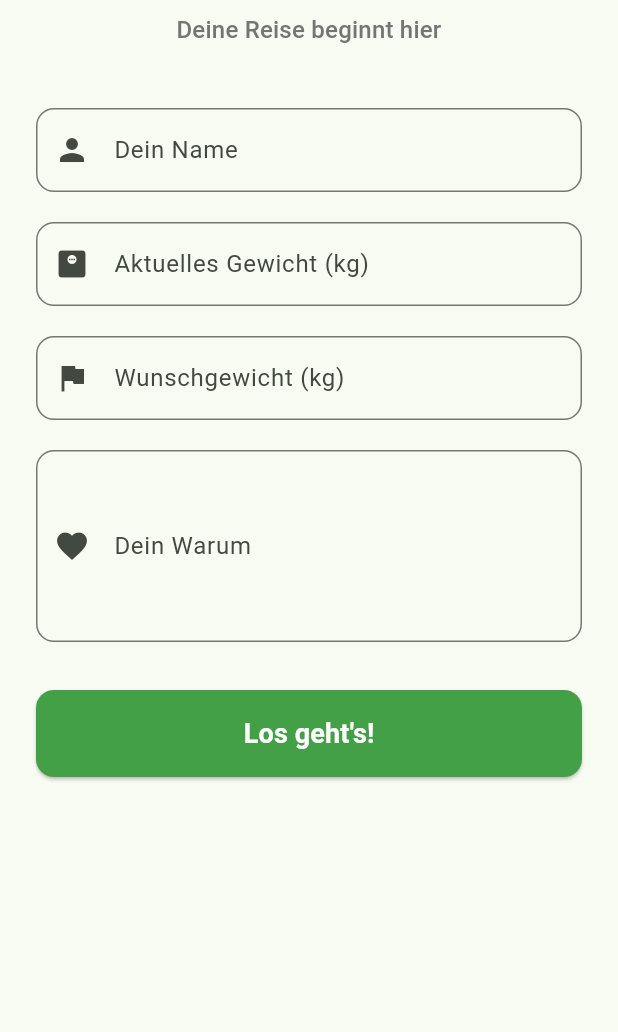
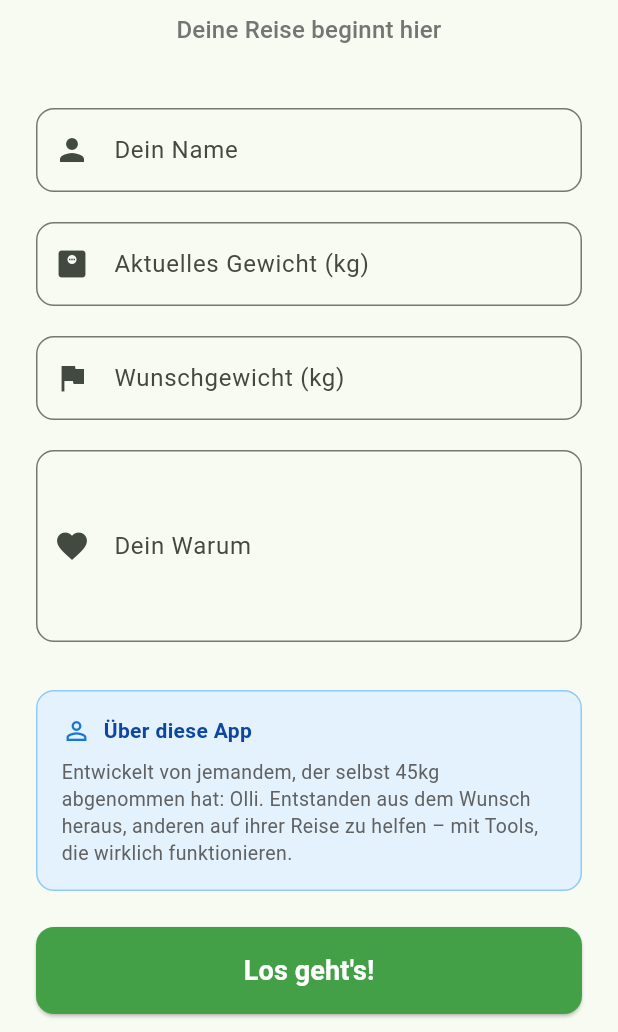
Before and after one commit to oliverbyte/appnehmen, a Flutter app: the screen it shows after launch, on a phone screen of 412 x 824 dp, the part 204-1236 px from its top. Run offline on Flutter 3.47's test engine with Material 3 defaults, Android fonts, the phone set to English and light mode, and no system bars; our stand-ins replace fl_chart, shared_preferences; missing offline and left inert: dart:js; accounts and stored records are empty; statements that could not run were skipped.

Commit message:
Style 'Made in Germany' to match other trust items

```diff
--- a/lib/screens/onboarding_screen.dart
+++ b/lib/screens/onboarding_screen.dart
@@ -167,6 +167,47 @@ class _OnboardingScreenState extends State<OnboardingScreen> {
                   },
                 ),
                 const SizedBox(height: 32),
+
+                // Autor & Motivation
+                Container(
+                  padding: const EdgeInsets.all(16),
+                  decoration: BoxDecoration(
+                    color: Colors.blue[50],
+                    borderRadius: BorderRadius.circular(12),
+                    border: Border.all(color: Colors.blue[200]!, width: 1),
+                  ),
+                  child: Column(
+                    crossAxisAlignment: CrossAxisAlignment.start,
+                    children: [
+                      Row(
+                        children: [
+                          Icon(Icons.person_outline, color: Colors.blue[700], size: 20),
+                          const SizedBox(width: 8),
+                          Text(
+                            'Über diese App',
+                            style: TextStyle(
+                              fontSize: 14,
+                              fontWeight: FontWeight.w600,
+                              color: Colors.blue[900],
+                            ),
+                          ),
+                        ],
+                      ),
+                      const SizedBox(height: 8),
+                      Text(
+                        'Entwickelt von jemandem, der selbst 45kg abgenommen hat: Olli. Entstanden aus dem Wunsch heraus, anderen auf ihrer Reise zu helfen – mit Tools, die wirklich funktionieren.',
+                        style: TextStyle(
+                          fontSize: 13,
+                          color: Colors.grey[700],
+                          height: 1.4,
+                        ),
+                      ),
+                    ],
+                  ),
+                ),
+
+                const SizedBox(height: 24),
+
                 ElevatedButton(
                   onPressed: _saveAndContinue,
                   style: ElevatedButton.styleFrom(
@@ -182,6 +223,49 @@ class _OnboardingScreenState extends State<OnboardingScreen> {
                     style: TextStyle(fontSize: 18, fontWeight: FontWeight.bold),
                   ),
                 ),
+
+                const SizedBox(height: 32),
+
+                // Trust Badges
+                Container(
+                  padding: const EdgeInsets.symmetric(vertical: 16),
+                  decoration: BoxDecoration(
+                    color: Colors.grey[50],
+                    borderRadius: BorderRadius.circular(12),
+                  ),
+                  child: Padding(
+                    padding: const EdgeInsets.symmetric(horizontal: 20),
+                    child: Column(
+                      children: [
+                        _buildTrustItem(
+                          icon: Icons.flag_outlined,
+                          text: 'Made in Germany',
+                          color: Colors.grey,
+                        ),
+                        const SizedBox(height: 8),
+                        _buildTrustItem(
+                          icon: Icons.lock_outline,
+                          text: 'SSL-verschlüsselte Verbindung',
+                          color: Colors.green,
+                        ),
+                            const SizedBox(height: 8),
+                            _buildTrustItem(
+                              icon: Icons.phone_android,
+                              text: 'Alle Daten nur lokal auf deinem Gerät',
+                              color: Colors.blue,
+                            ),
+                        const SizedBox(height: 8),
+                        _buildTrustItem(
+                          icon: Icons.shield_outlined,
+                          text: 'Keine Cloud, keine Server, keine Weitergabe',
+                          color: Colors.orange,
+                        ),
+                      ],
+                    ),
+                  ),
+                ),
+
+                const SizedBox(height: 24),
               ],
             ),
           ),
@@ -189,4 +273,26 @@ class _OnboardingScreenState extends State<OnboardingScreen> {
       ),
     );
   }
+
+  Widget _buildTrustItem({
+    required IconData icon,
+    required String text,
+    required MaterialColor color,
+  }) {
+    return Row(
+      children: [
+        Icon(icon, size: 18, color: color[700]),
+        const SizedBox(width: 8),
+        Expanded(
+          child: Text(
+            text,
+            style: TextStyle(
+              fontSize: 12,
+              color: Colors.grey[700],
+            ),
+          ),
+        ),
+      ],
+    );
+  }
 }
```
